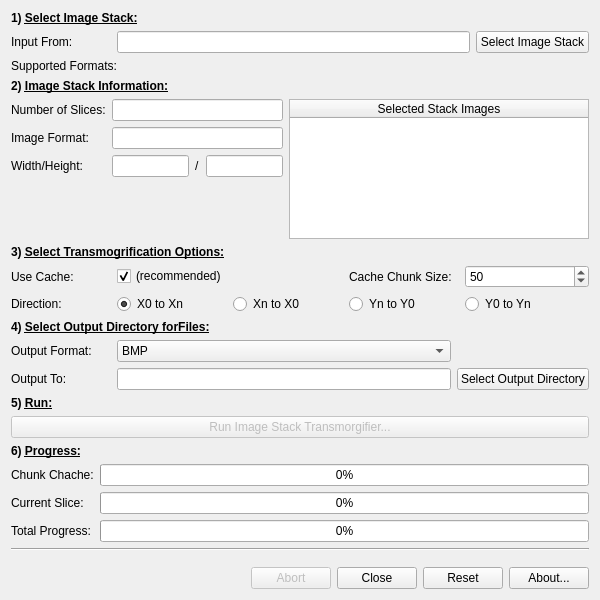
First picture: the form in Source/mainwindow.ui, repository alanspencer/ImageStackTransmogrifier, before the edit.
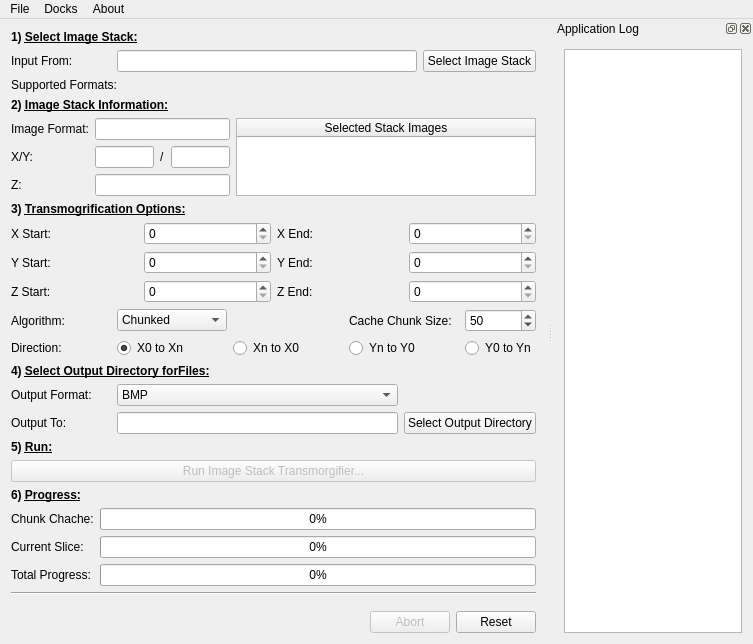
Second picture: the form after the edit.

Commit message: Updated the main window layout

```diff
--- a/Source/mainwindow.ui
+++ b/Source/mainwindow.ui
@@ -6,8 +6,8 @@
    <rect>
     <x>0</x>
     <y>0</y>
-    <width>600</width>
-    <height>600</height>
+    <width>750</width>
+    <height>640</height>
    </rect>
   </property>
   <property name="windowTitle">
@@ -91,42 +91,55 @@
         <property name="topMargin">
          <number>0</number>
         </property>
-        <item row="1" column="1">
-         <widget class="QLineEdit" name="imageFormat">
-          <property name="readOnly">
-           <bool>true</bool>
-          </property>
-         </widget>
-        </item>
         <item row="2" column="0">
-         <widget class="QLabel" name="label_5">
+         <widget class="QLabel" name="label_3">
           <property name="text">
-           <string>Width/Height:</string>
+           <string>Z:</string>
+          </property>
+         </widget>
+        </item>
+        <item row="3" column="0">
+         <spacer name="verticalSpacer">
+          <property name="orientation">
+           <enum>Qt::Vertical</enum>
+          </property>
+          <property name="sizeHint" stdset="0">
+           <size>
+            <width>20</width>
+            <height>40</height>
+           </size>
+          </property>
+         </spacer>
+        </item>
+        <item row="2" column="1">
+         <widget class="QLineEdit" name="numberOfSlices">
+          <property name="readOnly">
+           <bool>true</bool>
+          </property>
+         </widget>
+        </item>
+        <item row="0" column="1">
+         <widget class="QLineEdit" name="imageFormat">
+          <property name="readOnly">
+           <bool>true</bool>
           </property>
          </widget>
         </item>
         <item row="1" column="0">
+         <widget class="QLabel" name="label_5">
+          <property name="text">
+           <string>X/Y:</string>
+          </property>
+         </widget>
+        </item>
+        <item row="0" column="0">
          <widget class="QLabel" name="label_4">
           <property name="text">
            <string>Image Format:</string>
           </property>
          </widget>
         </item>
-        <item row="0" column="1">
-         <widget class="QLineEdit" name="numberOfSlices">
-          <property name="readOnly">
-           <bool>true</bool>
-          </property>
-         </widget>
-        </item>
-        <item row="0" column="0">
-         <widget class="QLabel" name="label_3">
-          <property name="text">
-           <string>Number of Slices:</string>
-          </property>
-         </widget>
-        </item>
-        <item row="2" column="1">
+        <item row="1" column="1">
          <layout class="QHBoxLayout" name="horizontalLayout_2">
           <property name="topMargin">
            <number>0</number>
@@ -201,47 +214,104 @@
     <item>
      <widget class="QLabel" name="label_8">
       <property name="text">
-       <string>&lt;html&gt;&lt;head/&gt;&lt;body&gt;&lt;p&gt;&lt;span style=&quot; font-weight:600;&quot;&gt;3) &lt;/span&gt;&lt;span style=&quot; font-weight:600; text-decoration: underline;&quot;&gt;Select Transmogrification Options:&lt;/span&gt;&lt;/p&gt;&lt;/body&gt;&lt;/html&gt;</string>
+       <string>&lt;html&gt;&lt;head/&gt;&lt;body&gt;&lt;p&gt;&lt;span style=&quot; font-weight:600;&quot;&gt;3) &lt;/span&gt;&lt;span style=&quot; font-weight:600; text-decoration: underline;&quot;&gt;Transmogrification Options:&lt;/span&gt;&lt;/p&gt;&lt;/body&gt;&lt;/html&gt;</string>
       </property>
      </widget>
     </item>
     <item>
-     <layout class="QGridLayout" name="gridLayout_6" columnstretch="0,0,0,0,1" columnminimumwidth="100,110,110,110,0">
+     <layout class="QGridLayout" name="gridLayout_7">
       <property name="topMargin">
        <number>0</number>
       </property>
       <item row="1" column="0">
-       <widget class="QLabel" name="label_9">
+       <widget class="QLabel" name="label_22">
         <property name="text">
-         <string>Direction:</string>
+         <string>Y Start:</string>
+        </property>
+       </widget>
+      </item>
+      <item row="0" column="2">
+       <widget class="QLabel" name="label_24">
+        <property name="text">
+         <string>X End:</string>
+        </property>
+       </widget>
+      </item>
+      <item row="0" column="0">
+       <widget class="QLabel" name="label_21">
+        <property name="text">
+         <string>X Start:</string>
+        </property>
+       </widget>
+      </item>
+      <item row="0" column="1">
+       <widget class="QSpinBox" name="xStartValue"/>
+      </item>
+      <item row="2" column="0">
+       <widget class="QLabel" name="label_23">
+        <property name="text">
+         <string>Z Start:</string>
         </property>
        </widget>
       </item>
       <item row="0" column="3">
+       <widget class="QSpinBox" name="xEndValue"/>
+      </item>
+      <item row="1" column="2">
+       <widget class="QLabel" name="label_25">
+        <property name="text">
+         <string>Y End:</string>
+        </property>
+       </widget>
+      </item>
+      <item row="2" column="2">
+       <widget class="QLabel" name="label_26">
+        <property name="text">
+         <string>Z End:</string>
+        </property>
+       </widget>
+      </item>
+      <item row="1" column="1">
+       <widget class="QSpinBox" name="yStartValue"/>
+      </item>
+      <item row="2" column="1">
+       <widget class="QSpinBox" name="zStartValue"/>
+      </item>
+      <item row="1" column="3">
+       <widget class="QSpinBox" name="yEndValue"/>
+      </item>
+      <item row="2" column="3">
+       <widget class="QSpinBox" name="zEndValue"/>
+      </item>
+     </layout>
+    </item>
+    <item>
+     <layout class="QGridLayout" name="gridLayout_6" columnstretch="0,0,0,0,1" columnminimumwidth="100,110,110,110,0">
+      <property name="topMargin">
+       <number>0</number>
+      </property>
+      <item row="1" column="3">
        <widget class="QLabel" name="label_16">
         <property name="text">
          <string>Cache Chunk Size:</string>
         </property>
        </widget>
       </item>
-      <item row="0" column="1">
-       <widget class="QCheckBox" name="useCache">
+      <item row="2" column="0">
+       <widget class="QLabel" name="label_9">
         <property name="text">
-         <string>(recommended)</string>
-        </property>
-        <property name="checked">
-         <bool>true</bool>
+         <string>Direction:</string>
         </property>
        </widget>
       </item>
-      <item row="0" column="0">
+      <item row="1" column="0">
        <widget class="QLabel" name="label_19">
         <property name="text">
-         <string>Use Cache:</string>
+         <string>Algorithm:</string>
         </property>
        </widget>
       </item>
-      <item row="0" column="4">
+      <item row="1" column="4">
        <widget class="QSpinBox" name="cacheChuckSize">
         <property name="minimum">
          <number>10</number>
@@ -257,14 +327,14 @@
         </property>
        </widget>
       </item>
-      <item row="1" column="2">
+      <item row="2" column="2">
        <widget class="QRadioButton" name="directionXntoX0">
         <property name="text">
          <string>Xn to X0</string>
         </property>
        </widget>
       </item>
-      <item row="1" column="1">
+      <item row="2" column="1">
        <widget class="QRadioButton" name="directionX0toXn">
         <property name="text">
          <string>X0 to Xn</string>
@@ -274,20 +344,34 @@
         </property>
        </widget>
       </item>
-      <item row="1" column="4">
+      <item row="2" column="4">
        <widget class="QRadioButton" name="directionY0toYn">
         <property name="text">
          <string>Y0 to Yn</string>
         </property>
        </widget>
       </item>
-      <item row="1" column="3">
+      <item row="2" column="3">
        <widget class="QRadioButton" name="directionYntoY0">
         <property name="text">
          <string>Yn to Y0</string>
         </property>
        </widget>
       </item>
+      <item row="1" column="1">
+       <widget class="QComboBox" name="comboBox">
+        <item>
+         <property name="text">
+          <string>Chunked</string>
+         </property>
+        </item>
+        <item>
+         <property name="text">
+          <string>Basic</string>
+         </property>
+        </item>
+       </widget>
+      </item>
      </layout>
     </item>
     <item>
@@ -498,13 +582,6 @@
         </property>
        </widget>
       </item>
-      <item>
-       <widget class="QPushButton" name="closeButton">
-        <property name="text">
-         <string>Close</string>
-        </property>
-       </widget>
-      </item>
       <item>
        <widget class="QPushButton" name="resetButton">
         <property name="text">
@@ -512,17 +589,80 @@
         </property>
        </widget>
       </item>
-      <item>
-       <widget class="QPushButton" name="aboutButton">
-        <property name="text">
-         <string>About...</string>
-        </property>
-       </widget>
-      </item>
      </layout>
     </item>
    </layout>
   </widget>
+  <widget class="QDockWidget" name="logDockWidget">
+   <property name="enabled">
+    <bool>true</bool>
+   </property>
+   <property name="minimumSize">
+    <size>
+     <width>200</width>
+     <height>111</height>
+    </size>
+   </property>
+   <property name="windowTitle">
+    <string>Application Log</string>
+   </property>
+   <attribute name="dockWidgetArea">
+    <number>2</number>
+   </attribute>
+   <widget class="QWidget" name="dockWidgetContents">
+    <layout class="QVBoxLayout" name="verticalLayout_2">
+     <item>
+      <widget class="QTextBrowser" name="logBrowser"/>
+     </item>
+    </layout>
+   </widget>
+  </widget>
+  <widget class="QMenuBar" name="menuBar">
+   <property name="geometry">
+    <rect>
+     <x>0</x>
+     <y>0</y>
+     <width>750</width>
+     <height>21</height>
+    </rect>
+   </property>
+   <widget class="QMenu" name="menuFile">
+    <property name="title">
+     <string>File</string>
+    </property>
+    <addaction name="actionClose"/>
+   </widget>
+   <widget class="QMenu" name="menuDocks">
+    <property name="title">
+     <string>Docks</string>
+    </property>
+    <addaction name="actionApplicationLogShow"/>
+   </widget>
+   <widget class="QMenu" name="menuAbout">
+    <property name="title">
+     <string>About</string>
+    </property>
+   </widget>
+   <addaction name="menuFile"/>
+   <addaction name="menuDocks"/>
+   <addaction name="menuAbout"/>
+  </widget>
+  <action name="actionClose">
+   <property name="text">
+    <string>Close</string>
+   </property>
+  </action>
+  <action name="actionApplicationLogShow">
+   <property name="checkable">
+    <bool>true</bool>
+   </property>
+   <property name="checked">
+    <bool>true</bool>
+   </property>
+   <property name="text">
+    <string>Application Log</string>
+   </property>
+  </action>
  </widget>
  <layoutdefault spacing="6" margin="11"/>
  <resources/>
```
Left out of the diff: 39 changed lines with no effect on the pictures.
